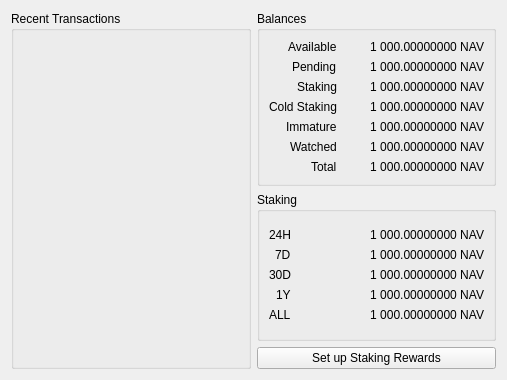
This is src/qt/forms/overviewpage.ui in navcoin/navcoin-core as Qt 5 draws it before an edit. The edited form follows.
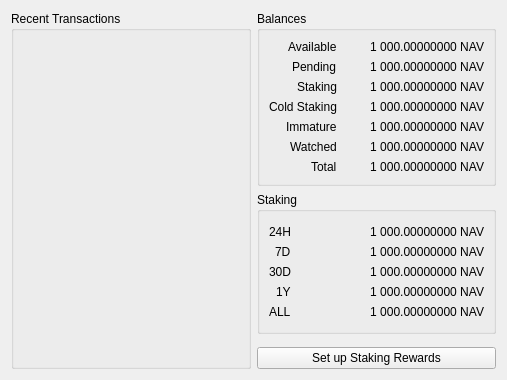
This is the edited form. Custom widgets are drawn as their Qt base class.

Commit message: Added spacer above setup staking button

```diff
--- a/src/qt/forms/overviewpage.ui
+++ b/src/qt/forms/overviewpage.ui
@@ -271,6 +271,13 @@
        </layout>
       </widget>
      </item>
+     <item>
+      <spacer name="horizontalSpacer">
+       <property name="orientation">
+        <enum>Qt::Vertical</enum>
+       </property>
+      </spacer>
+     </item>
      <item>
       <widget class="QPushButton" name="showStakingSetup">
        <property name="text">
```
